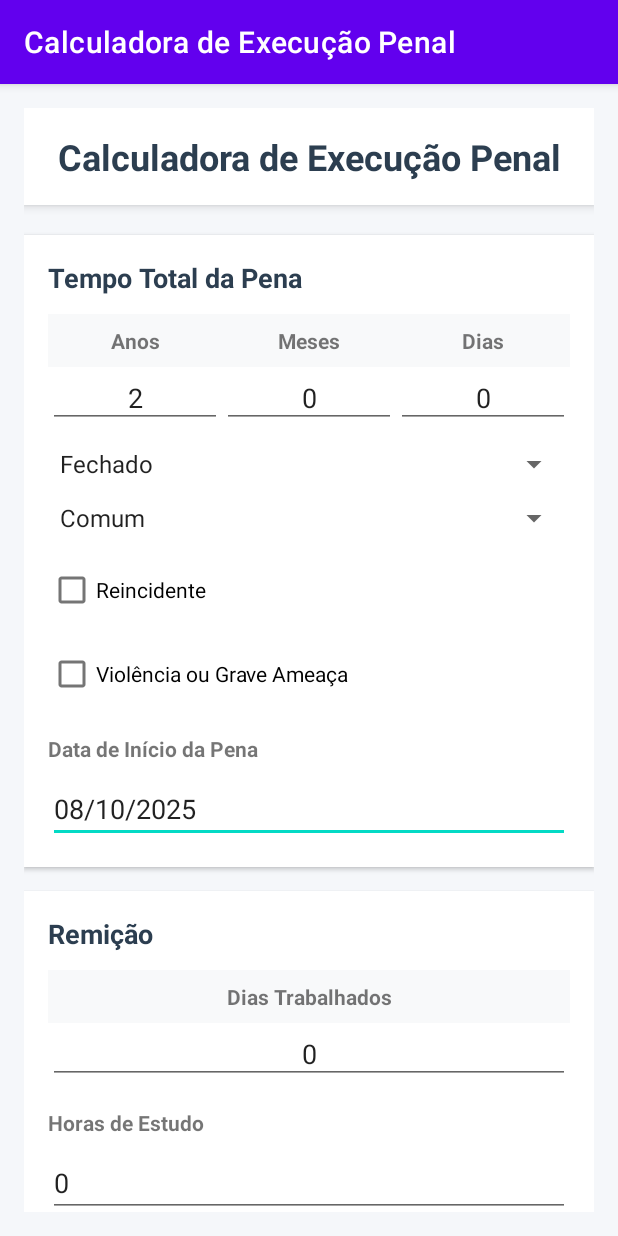
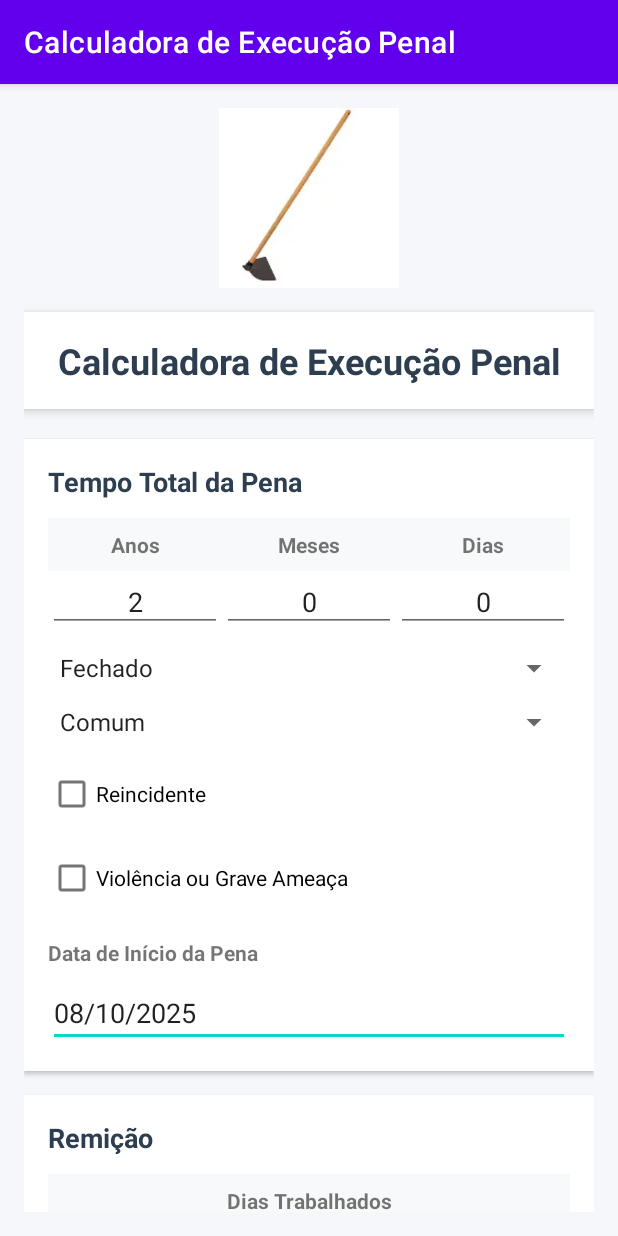
Before and after one commit to Arthur199S/CalculadoraPenal, an Android app: the screen it shows after launch (MainActivity), on a phone screen of 412 x 824 dp. Run offline under Robolectric (Android 15) with nearby library versions, the phone set to English and light mode, and no system bars.

Commit message:
logo-example

```diff
--- a/app/src/main/res/layout/activity_main.xml
+++ b/app/src/main/res/layout/activity_main.xml
@@ -9,7 +9,14 @@
         android:layout_width="match_parent"
         android:layout_height="wrap_content"
         android:orientation="vertical">
-
+        <ImageView
+        android:id="@+id/imgLogo"
+        android:layout_width="120dp"
+        android:layout_height="120dp"
+        android:layout_gravity="center"
+        android:layout_marginBottom="16dp"
+        android:src="@drawable/logo"
+        android:contentDescription="Logo do Aplicativo" />
         <!-- Cabeçalho -->
         <TextView
             android:layout_width="match_parent"
```
Also changed, not shown: app/src/main/res/drawable/logo.webp (added), 83 other files.
